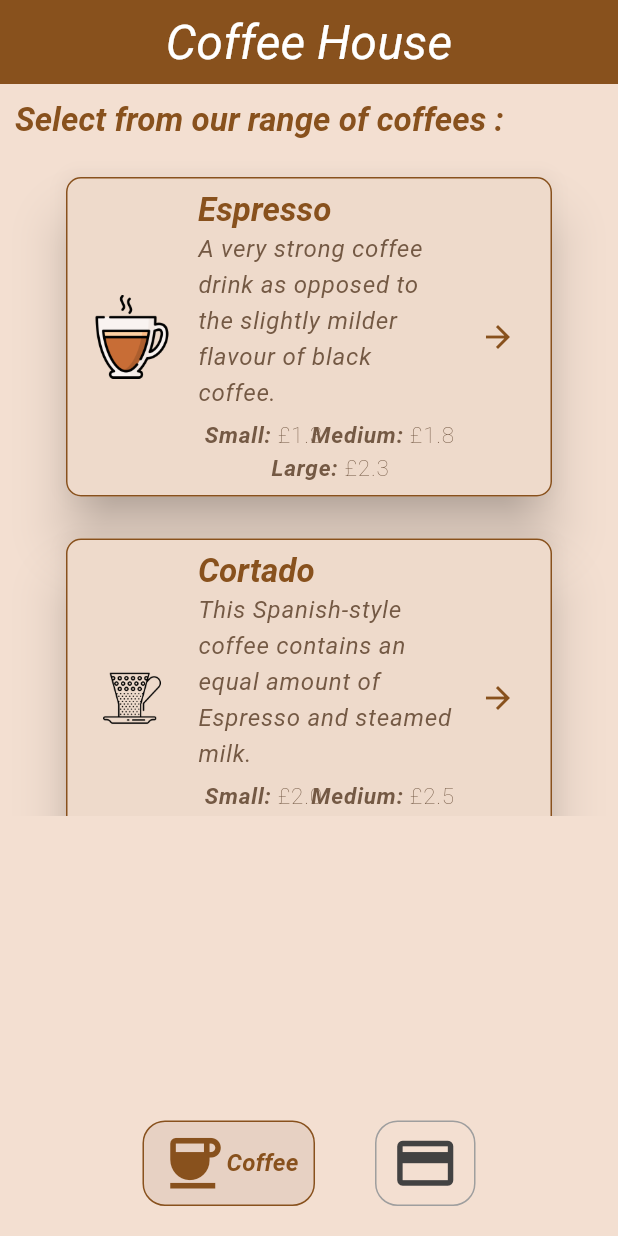
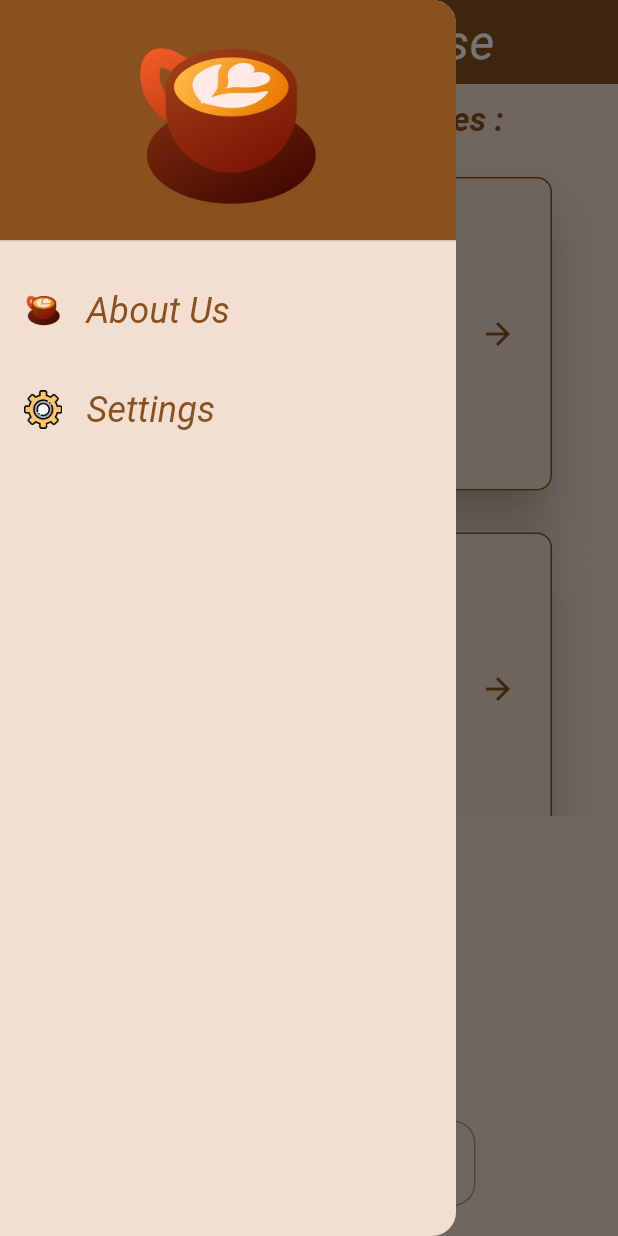
Before and after one commit to anishh2003/coffee_shop, a Flutter app: the screen it shows after launch, with the side drawer open (before the commit the screen has no drawer), on a phone screen of 412 x 824 dp. Run offline on Flutter 3.47's test engine with Material 3 defaults, Android fonts, the light colour scheme and no system bars; drawn by our look-alikes of google_nav_bar; our stand-ins replace flutter_riverpod, google_fonts.

Commit message:
drawer button and logo added

```diff
--- a/lib/main.dart
+++ b/lib/main.dart
@@ -51,14 +51,14 @@ class MainApp extends StatelessWidget {
             fontStyle: FontStyle.italic,
           ),
           labelMedium: GoogleFonts.archivoNarrow(
-              color: kColorScheme.secondary,
+              color: kColorScheme.primary,
               fontStyle: FontStyle.italic,
               fontWeight: FontWeight.bold,
               fontSize: 15.0),
           labelSmall: GoogleFonts.archivoNarrow(
               color: kColorScheme.secondary,
               fontWeight: FontWeight.w100,
-              fontSize: 15.0),
+              fontSize: 14.0),
         ),
         appBarTheme: AppBarTheme(
           backgroundColor: kColorScheme.primary,
--- a/lib/screens/home_page.dart
+++ b/lib/screens/home_page.dart
@@ -1,6 +1,7 @@
 import 'package:coffee_shop/screens/cart_page.dart';
 import 'package:coffee_shop/screens/shop_page.dart';
 import 'package:coffee_shop/widgets/bottom_nav_bar.dart';
+import 'package:coffee_shop/widgets/drawer_widget.dart';
 import 'package:flutter/material.dart';
 import 'package:flutter_riverpod/flutter_riverpod.dart';
 
@@ -36,7 +37,12 @@ class _HomePageState extends ConsumerState<HomePage> {
             style: Theme.of(context).textTheme.headlineLarge,
           ),
         ),
+        iconTheme: IconThemeData(
+            color: Theme.of(context)
+                .colorScheme
+                .onPrimary), //changes the drawer burger button icon color
       ),
+      drawer: const DrawerWidget(),
       bottomNavigationBar: BottomNavBar(
         onTabChange: (index) => navigateBottomBar(index),
       ),
--- /dev/null
+++ b/lib/widgets/drawer_widget.dart
@@ -0,0 +1,61 @@
+import 'package:flutter/material.dart';
+
+class DrawerWidget extends StatelessWidget {
+  const DrawerWidget({
+    super.key,
+  });
+
+  @override
+  Widget build(BuildContext context) {
+    return Drawer(
+      backgroundColor: Theme.of(context).colorScheme.surfaceVariant,
+      // Add a ListView to the drawer. This ensures the user can scroll
+      // through the options in the drawer if there isn't enough vertical
+      // space to fit everything.
+      child: ListView(
+        // Important: Remove any padding from the ListView.
+        padding: EdgeInsets.zero,
+        children: [
+          DrawerHeader(
+            curve: Curves.easeInToLinear,
+            decoration: BoxDecoration(
+              color: Theme.of(context).colorScheme.primary,
+            ),
+            child: Image.asset('lib/assets/logo.png'),
+          ),
+          Padding(
+            padding: const EdgeInsets.symmetric(vertical: 10.0),
+            child: ListTile(
+              leading: Image.asset(
+                'lib/assets/logo.png',
+                scale: 20,
+              ),
+              title: Text(
+                'About Us',
+                style: Theme.of(context).textTheme.headlineSmall,
+              ),
+              onTap: () {
+                // Update the state of the app.
+                // ...
+              },
+            ),
+          ),
+          ListTile(
+            leading: Image.asset(
+              'lib/assets/settings.png',
+              scale: 20,
+            ),
+            title: Text(
+              'Settings',
+              style: Theme.of(context).textTheme.headlineSmall,
+            ),
+            onTap: () {
+              // Update the state of the app.
+              // ...
+            },
+          ),
+        ],
+      ),
+    );
+  }
+}
```
Also changed, not shown: lib/assets/logo.png (added), lib/assets/settings.png (added).
